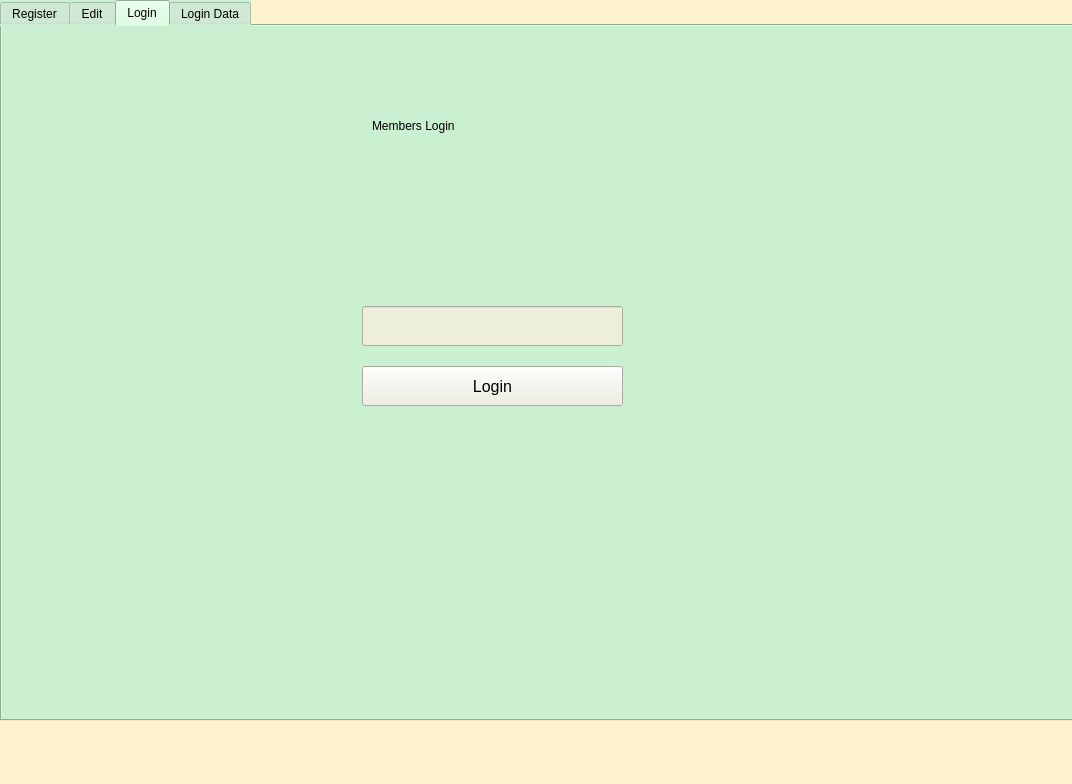
Qt form gym.ui (francisganapin/Gym-System-7-13-2024) before a commit.
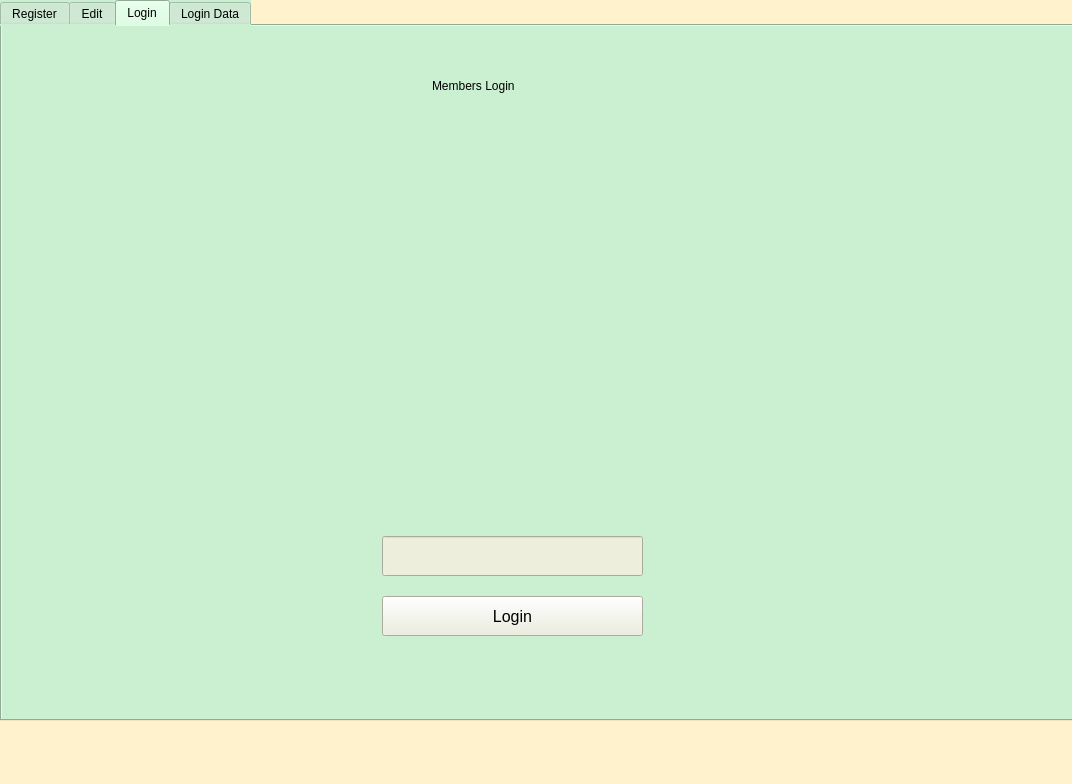
The same form after that commit. The open tabs and pages were chosen to show the change.

```diff
--- a/gym.ui
+++ b/gym.ui
@@ -586,8 +586,8 @@
      <widget class="QLabel" name="name_label">
       <property name="geometry">
        <rect>
-        <x>370</x>
-        <y>150</y>
+        <x>340</x>
+        <y>350</y>
         <width>401</width>
         <height>40</height>
        </rect>
@@ -602,8 +602,8 @@
      <widget class="QLabel" name="expiry_label">
       <property name="geometry">
        <rect>
-        <x>370</x>
-        <y>220</y>
+        <x>340</x>
+        <y>430</y>
         <width>261</width>
         <height>40</height>
        </rect>
@@ -618,8 +618,8 @@
      <widget class="QLineEdit" name="id_entry">
       <property name="geometry">
        <rect>
-        <x>360</x>
-        <y>280</y>
+        <x>380</x>
+        <y>510</y>
         <width>261</width>
         <height>40</height>
        </rect>
@@ -634,8 +634,8 @@
      <widget class="QPushButton" name="Login_bt">
       <property name="geometry">
        <rect>
-        <x>360</x>
-        <y>340</y>
+        <x>380</x>
+        <y>570</y>
         <width>261</width>
         <height>40</height>
        </rect>
@@ -658,8 +658,8 @@
      <widget class="QLabel" name="label_15">
       <property name="geometry">
        <rect>
-        <x>370</x>
-        <y>80</y>
+        <x>430</x>
+        <y>40</y>
         <width>281</width>
         <height>40</height>
        </rect>
@@ -671,6 +671,22 @@
        <string>Members Login</string>
       </property>
      </widget>
+     <widget class="QLabel" name="image_label">
+      <property name="geometry">
+       <rect>
+        <x>310</x>
+        <y>100</y>
+        <width>451</width>
+        <height>211</height>
+       </rect>
+      </property>
+      <property name="styleSheet">
+       <string notr="true">font: 900 italic 18pt &quot;Segoe UI&quot;;</string>
+      </property>
+      <property name="text">
+       <string/>
+      </property>
+     </widget>
     </widget>
     <widget class="QWidget" name="tab_4">
      <attribute name="title">
@@ -974,9 +990,9 @@
    <widget class="QLabel" name="date_label">
     <property name="geometry">
      <rect>
-      <x>480</x>
+      <x>410</x>
       <y>730</y>
-      <width>551</width>
+      <width>631</width>
       <height>41</height>
      </rect>
     </property>
```
Left out of the diff: 4 changed lines with no effect on the pictures.
